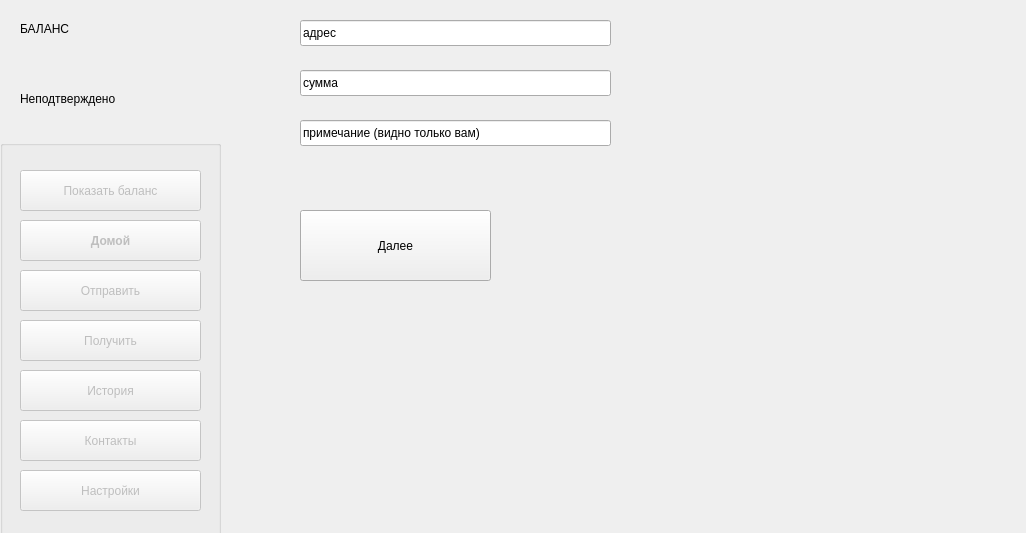
gberdyshev/simple-bitcoin-wallet, file ui/form.ui: the form before one commit.
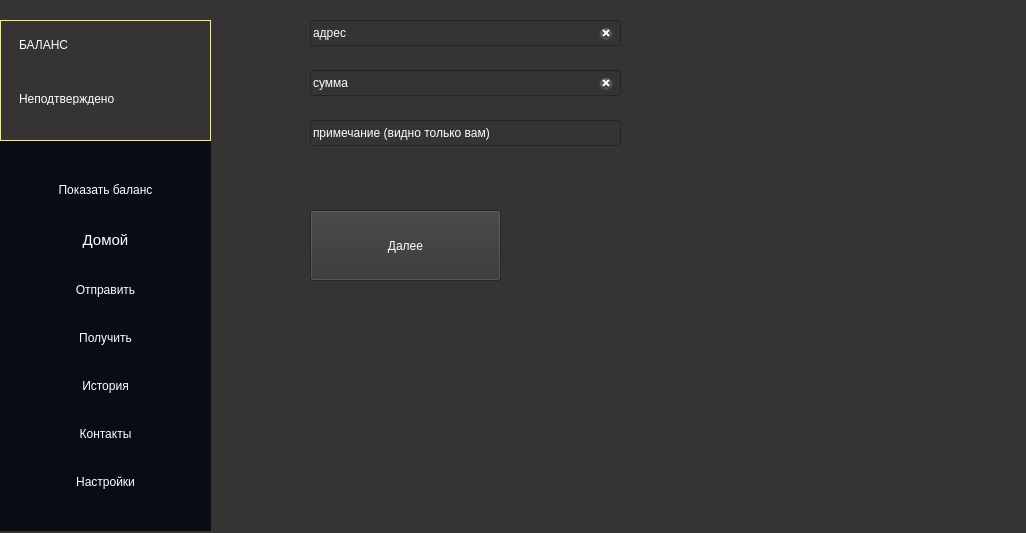
The form after the commit. The open tabs and pages were chosen to show the change. Icons and pictures are not drawn.

Commit message: Исправление багов, начата работа над интерфейсом

```diff
--- a/ui/form.ui
+++ b/ui/form.ui
@@ -11,16 +11,22 @@
    </rect>
   </property>
   <property name="windowTitle">
-   <string>MainWindow</string>
+   <string>Simple Bitcoin Wallet</string>
+  </property>
+  <property name="styleSheet">
+   <string notr="true">background-color: rgb(53, 51, 51);
+font: 11pt &quot;Cantarell&quot;;
+color: white;
+border-color: rgba(216, 151, 50, 246);</string>
   </property>
   <widget class="QWidget" name="centralwidget">
    <widget class="QStackedWidget" name="stackedWidget">
     <property name="geometry">
      <rect>
-      <x>220</x>
+      <x>230</x>
       <y>0</y>
-      <width>831</width>
-      <height>531</height>
+      <width>821</width>
+      <height>521</height>
      </rect>
     </property>
     <property name="lineWidth">
@@ -177,9 +183,15 @@
         <height>26</height>
        </rect>
       </property>
+      <property name="styleSheet">
+       <string notr="true"/>
+      </property>
       <property name="text">
        <string>адрес</string>
       </property>
+      <property name="clearButtonEnabled">
+       <bool>true</bool>
+      </property>
      </widget>
      <widget class="QLineEdit" name="summ">
       <property name="geometry">
@@ -193,6 +205,9 @@
       <property name="text">
        <string>сумма</string>
       </property>
+      <property name="clearButtonEnabled">
+       <bool>true</bool>
+      </property>
      </widget>
      <widget class="QPushButton" name="pushButton">
       <property name="enabled">
@@ -582,61 +597,6 @@
      </widget>
     </widget>
    </widget>
-   <widget class="QLabel" name="label_2">
-    <property name="geometry">
-     <rect>
-      <x>20</x>
-      <y>20</y>
-      <width>66</width>
-      <height>18</height>
-     </rect>
-    </property>
-    <property name="text">
-     <string>БАЛАНС</string>
-    </property>
-   </widget>
-   <widget class="QLabel" name="balance">
-    <property name="geometry">
-     <rect>
-      <x>20</x>
-      <y>60</y>
-      <width>131</width>
-      <height>18</height>
-     </rect>
-    </property>
-    <property name="text">
-     <string/>
-    </property>
-   </widget>
-   <widget class="QLabel" name="label">
-    <property name="geometry">
-     <rect>
-      <x>20</x>
-      <y>90</y>
-      <width>121</width>
-      <height>18</height>
-     </rect>
-    </property>
-    <property name="mouseTracking">
-     <bool>false</bool>
-    </property>
-    <property name="text">
-     <string>Неподтверждено</string>
-    </property>
-   </widget>
-   <widget class="QLabel" name="unconf_balance">
-    <property name="geometry">
-     <rect>
-      <x>20</x>
-      <y>120</y>
-      <width>131</width>
-      <height>18</height>
-     </rect>
-    </property>
-    <property name="text">
-     <string/>
-    </property>
-   </widget>
    <widget class="QGroupBox" name="menu_buttons">
     <property name="enabled">
      <bool>false</bool>
@@ -645,8 +605,8 @@
      <rect>
       <x>0</x>
       <y>140</y>
-      <width>221</width>
-      <height>401</height>
+      <width>211</width>
+      <height>391</height>
      </rect>
     </property>
     <property name="contextMenuPolicy">
@@ -655,105 +615,163 @@
     <property name="autoFillBackground">
      <bool>false</bool>
     </property>
+    <property name="styleSheet">
+     <string notr="true">background-color: rgb(9, 12, 20);
+border: none;
+</string>
+    </property>
     <property name="title">
      <string/>
     </property>
+    <layout class="QVBoxLayout" name="verticalLayout_3">
+     <item>
     <widget class="QPushButton" name="show_bal">
-     <property name="geometry">
-      <rect>
-       <x>20</x>
-       <y>30</y>
-       <width>181</width>
-       <height>41</height>
-      </rect>
-     </property>
      <property name="text">
       <string>Показать баланс</string>
      </property>
     </widget>
+     </item>
+     <item>
     <widget class="QPushButton" name="go_to_home">
-     <property name="geometry">
-      <rect>
-       <x>20</x>
-       <y>80</y>
-       <width>181</width>
-       <height>41</height>
-      </rect>
-     </property>
      <property name="font">
       <font>
-       <bold>true</bold>
+         <family>Cantarell</family>
+         <pointsize>11</pointsize>
+         <italic>false</italic>
+         <bold>false</bold>
       </font>
      </property>
      <property name="text">
       <string>Домой</string>
      </property>
     </widget>
+     </item>
+     <item>
     <widget class="QPushButton" name="pushButton_3">
-     <property name="geometry">
-      <rect>
-       <x>20</x>
-       <y>130</y>
-       <width>181</width>
-       <height>41</height>
-      </rect>
+       <property name="enabled">
+        <bool>false</bool>
      </property>
      <property name="text">
       <string>Отправить</string>
      </property>
-    </widget>
+       <property name="icon">
+        <iconset theme="emblem-system"/>
+       </property>
+       <property name="autoDefault">
+        <bool>false</bool>
+       </property>
+      </widget>
+     </item>
+     <item>
     <widget class="QPushButton" name="receive_button">
-     <property name="geometry">
-      <rect>
-       <x>20</x>
-       <y>180</y>
-       <width>181</width>
-       <height>41</height>
-      </rect>
-     </property>
      <property name="text">
       <string>Получить</string>
      </property>
     </widget>
+     </item>
+     <item>
+      <widget class="QPushButton" name="history">
+       <property name="text">
+        <string>История</string>
+       </property>
+       <property name="icon">
+        <iconset theme="application-x-executable"/>
+       </property>
+      </widget>
+     </item>
+     <item>
     <widget class="QPushButton" name="contacts">
-     <property name="geometry">
-      <rect>
-       <x>20</x>
-       <y>280</y>
-       <width>181</width>
-       <height>41</height>
-      </rect>
+       <property name="styleSheet">
+        <string notr="true"/>
      </property>
      <property name="text">
       <string>Контакты</string>
      </property>
     </widget>
+     </item>
+     <item>
     <widget class="QPushButton" name="setting">
-     <property name="geometry">
-      <rect>
-       <x>20</x>
-       <y>330</y>
-       <width>181</width>
-       <height>41</height>
-      </rect>
-     </property>
      <property name="text">
       <string>Настройки</string>
      </property>
     </widget>
-    <widget class="QPushButton" name="history">
+     </item>
+    </layout>
+   </widget>
+   <widget class="QFrame" name="BalanceFrame">
      <property name="geometry">
       <rect>
-       <x>20</x>
-       <y>230</y>
-       <width>181</width>
-       <height>41</height>
-      </rect>
-     </property>
+      <x>0</x>
+      <y>20</y>
+      <width>211</width>
+      <height>121</height>
+     </rect>
+    </property>
+    <property name="styleSheet">
+     <string notr="true">border-style: solid;
+border-width: 1px;
+border-color: rgb(249, 240, 107);</string>
+    </property>
+    <layout class="QVBoxLayout" name="verticalLayout_4">
+     <item>
+      <widget class="QFrame" name="balance_frame">
+       <property name="styleSheet">
+        <string notr="true">border-color: rgb(248, 228, 92);
+border: none;</string>
+       </property>
+       <layout class="QVBoxLayout" name="verticalLayout">
+        <item>
+         <widget class="QLabel" name="label_2">
      <property name="text">
-      <string>История</string>
-     </property>
-    </widget>
+           <string>БАЛАНС</string>
+          </property>
+         </widget>
+        </item>
+        <item>
+         <widget class="QLabel" name="balance">
+          <property name="text">
+           <string/>
+          </property>
+         </widget>
+        </item>
+       </layout>
+      </widget>
+     </item>
+     <item>
+      <widget class="QFrame" name="unconf_balance_frame">
+       <property name="styleSheet">
+        <string notr="true">border-color: rgb(249, 240, 107);
+border: none;
+</string>
+       </property>
+       <layout class="QVBoxLayout" name="verticalLayout_2">
+        <item>
+         <widget class="QLabel" name="label">
+          <property name="mouseTracking">
+           <bool>false</bool>
+          </property>
+          <property name="styleSheet">
+           <string notr="true">border: none;</string>
+          </property>
+          <property name="text">
+           <string>Неподтверждено</string>
+          </property>
+         </widget>
+        </item>
+        <item>
+         <widget class="QLabel" name="unconf_balance">
+          <property name="styleSheet">
+           <string notr="true">border: none;</string>
+          </property>
+          <property name="text">
+           <string/>
+          </property>
+         </widget>
+        </item>
+       </layout>
+      </widget>
+     </item>
+    </layout>
    </widget>
   </widget>
  </widget>
```
Left out of the diff: 15 changed lines with no effect on the pictures. Lines whose indentation alone changed are shown as unchanged. The commit also changes 4 other files.
